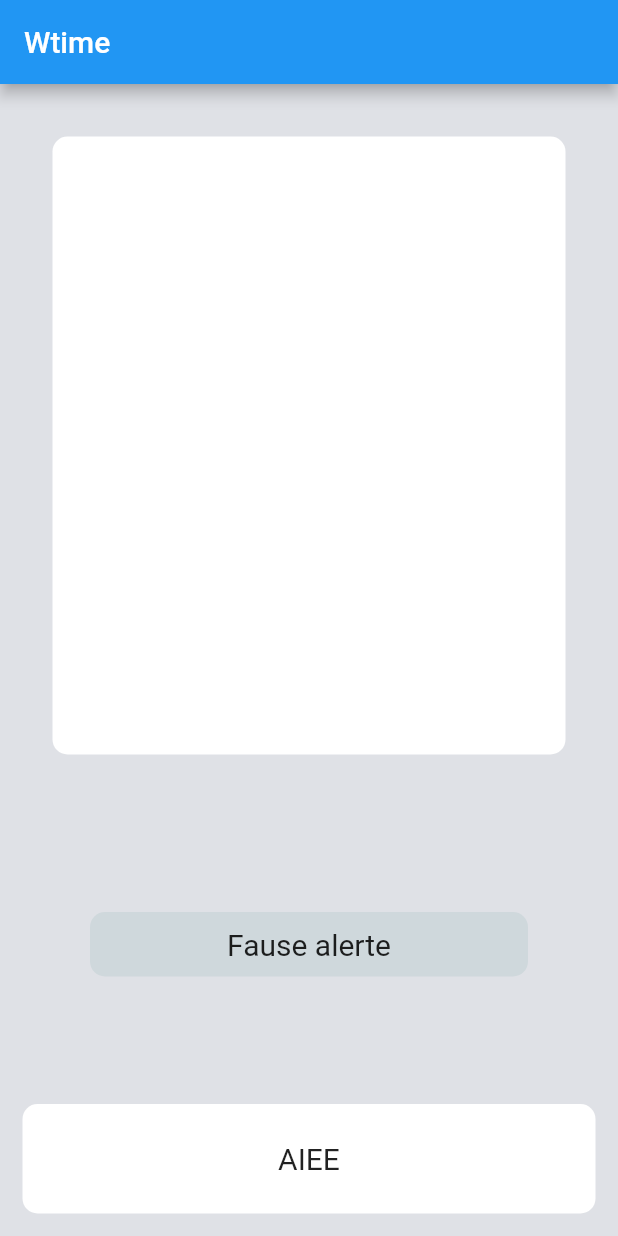
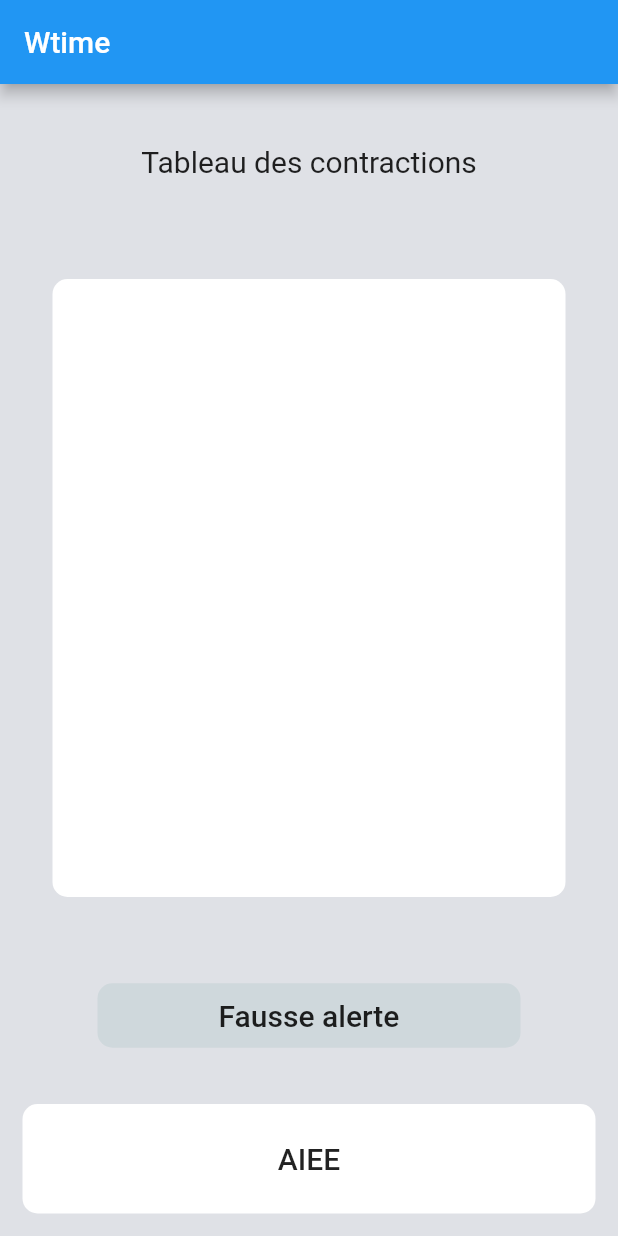
Before and after one commit to yos95/wtime, a Flutter app: the screen it shows after launch, on a phone screen of 412 x 824 dp. Run offline on Flutter 3.47's test engine with Material 2 defaults, Android fonts, the phone set to English and light mode, and no system bars; our stand-ins replace sqflite; accounts and stored records are empty.

Commit message:
finish app

```diff
--- a/lib/screens/home.dart
+++ b/lib/screens/home.dart
@@ -12,6 +12,7 @@ class _HomeState extends State<Home> {
   void initState() {
     // TODO: implement initState
     super.initState();
+    updateUi();
   }
 
   List<Widget> myContraction = [];
@@ -39,6 +40,17 @@ class _HomeState extends State<Home> {
                   mainAxisAlignment: MainAxisAlignment.spaceBetween,
                   crossAxisAlignment: CrossAxisAlignment.stretch,
                   children: <Widget>[
+                    Flexible(
+                      child: Center(
+                        child: Padding(
+                          padding: const EdgeInsets.fromLTRB(0, 8, 0, 0),
+                          child: Text(
+                            'Tableau des contractions',
+                            style: TextStyle(fontSize: 20),
+                          ),
+                        ),
+                      ),
+                    ),
                     Container(
                       height: MediaQuery.of(context).size.height / 2,
                       margin: EdgeInsets.all(35.0),
@@ -62,52 +74,44 @@ class _HomeState extends State<Home> {
                       ),
                     ),
                     Container(
-                      child: GestureDetector(
-                        onTap: () {
-                          setState(() {
-                            Contraction.delete();
+                      margin:
+                          EdgeInsets.symmetric(vertical: 10, horizontal: 60),
+                      padding:
+                          EdgeInsets.symmetric(vertical: 10, horizontal: 5),
+                      child: FlatButton(
+                        shape: RoundedRectangleBorder(
+                            borderRadius: BorderRadius.circular(10)),
+                        padding:
+                            EdgeInsets.symmetric(vertical: 10, horizontal: 5),
+                        color: Colors.blueGrey[100],
+                        onPressed: () {
+                          setState(() async {
+                            await Contraction.delete();
                             updateUi();
                           });
                         },
-                        child: Container(
-                          margin: EdgeInsets.symmetric(
-                              vertical: 10, horizontal: 60),
-                          padding:
-                              EdgeInsets.symmetric(vertical: 10, horizontal: 5),
-                          decoration: BoxDecoration(
-                            color: Colors.blueGrey[100],
-                            borderRadius: BorderRadius.circular(10.0),
-                          ),
-                          child: Center(
-                            child: Text(
-                              'Fause alerte',
-                              style: TextStyle(fontSize: 20.0),
-                            ),
-                          ),
+                        child: Text(
+                          'Fausse alerte',
+                          style: TextStyle(fontSize: 20.0),
                         ),
                       ),
                     ),
                     Container(
-                      child: GestureDetector(
-                        onTap: () {
-                          setState(() {
-                            Contraction.insert();
+                      margin: EdgeInsets.all(15.0),
+                      child: FlatButton(
+                        shape: RoundedRectangleBorder(
+                            borderRadius: BorderRadius.circular(10)),
+                        padding: EdgeInsets.all(25.0),
+                        color: Colors.white,
+                        onPressed: () {
+                          setState(() async {
+                            await Contraction.insert();
                             updateUi();
                           });
                         },
-                        child: Container(
-                          margin: EdgeInsets.all(15.0),
-                          padding: EdgeInsets.all(25.0),
-                          decoration: BoxDecoration(
-                            color: Colors.white,
-                            borderRadius: BorderRadius.circular(10.0),
-                          ),
-                          child: Center(
-                            child: Text(
-                              'AIEE',
-                              style: TextStyle(fontSize: 20.0),
-                            ),
-                          ),
+                        child: Text(
+                          'AIEE',
+                          style: TextStyle(fontSize: 20.0),
                         ),
                       ),
                     ),
```
Also changed, not shown: pubspec.yaml (+8 -1 lines), pubspec.lock, 33 other files.
